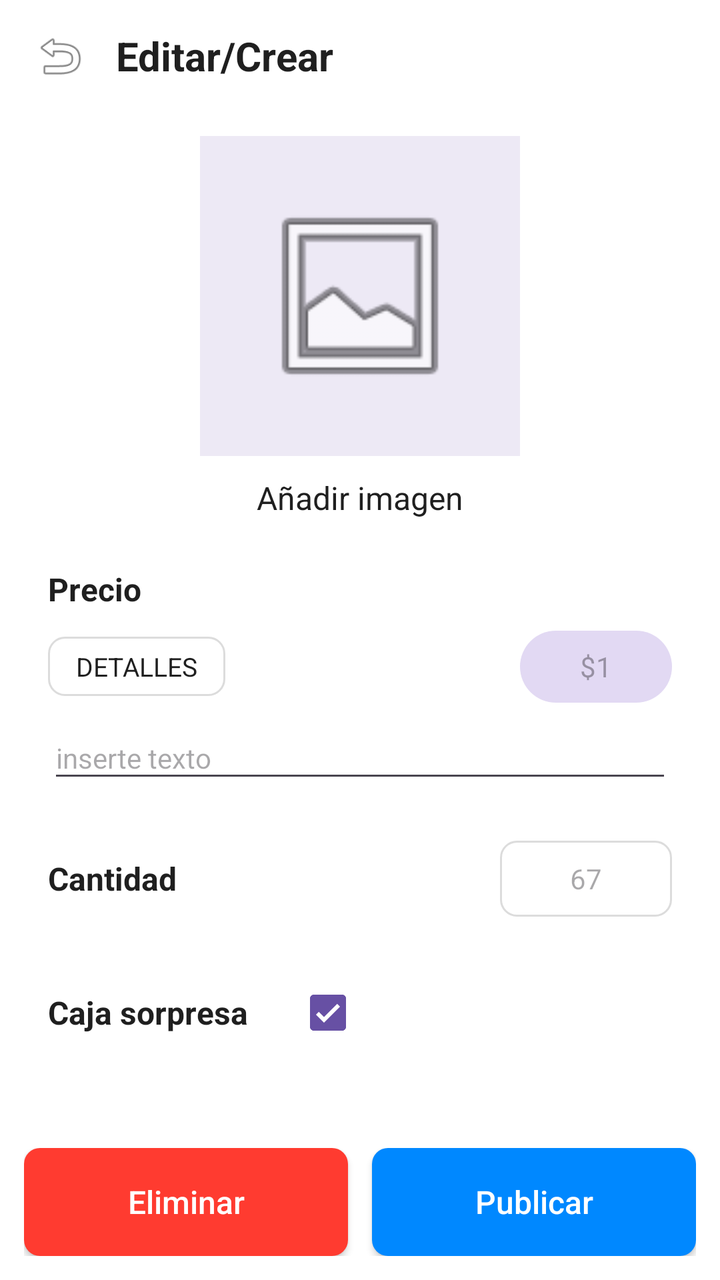
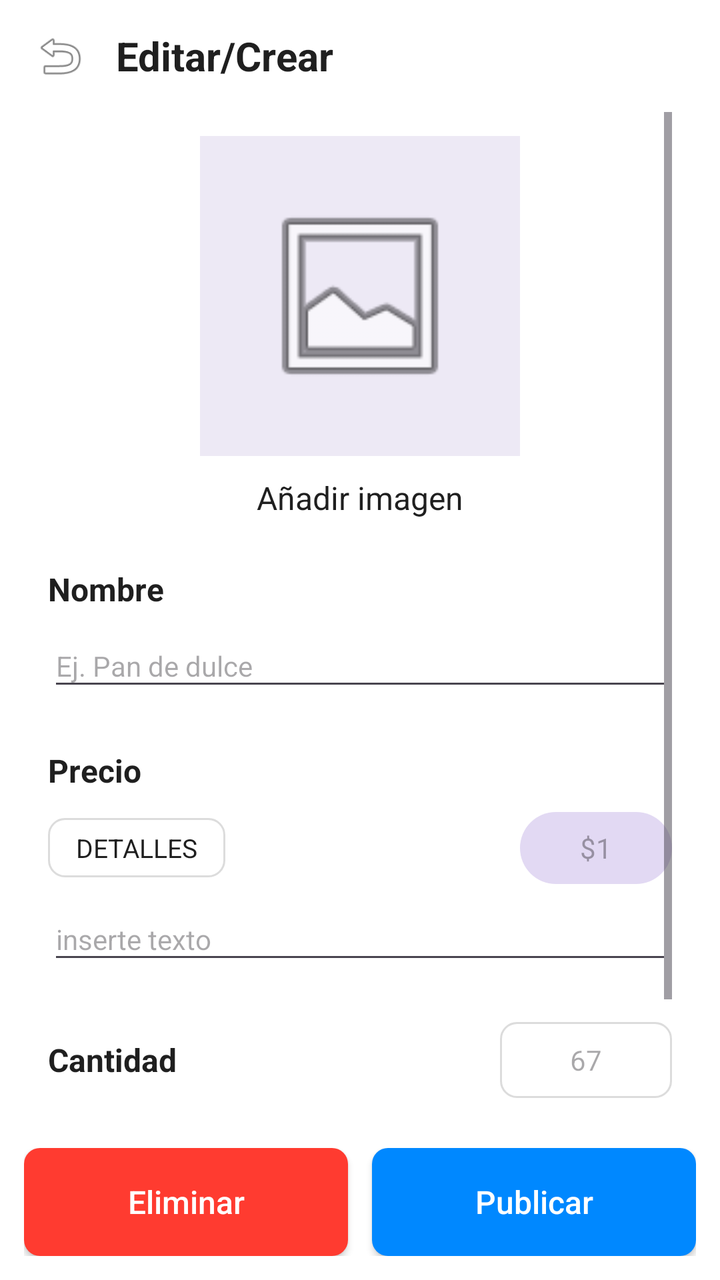

Screens rendered from an Android XML layout before and after an edit, with the pre-edit source and the edit as a unified diff.
<!-- AndroidManifest.xml: application theme Theme.Material3.DayNight.NoActionBar -->
<!-- res/layout/activity_main13.xml -->
<?xml version="1.0" encoding="utf-8"?>
<androidx.constraintlayout.widget.ConstraintLayout xmlns:android="http://schemas.android.com/apk/res/android"
    xmlns:app="http://schemas.android.com/apk/res-auto"
    android:layout_width="match_parent"
    android:layout_height="match_parent"
    android:background="@color/blanco">

    <LinearLayout
        android:id="@+id/topBar"
        android:layout_width="match_parent"
        android:layout_height="56dp"
        android:gravity="center_vertical"
        android:orientation="horizontal"
        android:paddingHorizontal="16dp"
        app:layout_constraintTop_toTopOf="parent">

        <ImageView
            android:id="@+id/btnBack"
            android:layout_width="28dp"
            android:layout_height="28dp"
            android:src="@android:drawable/ic_menu_revert" />

        <TextView
            android:layout_width="wrap_content"
            android:layout_height="wrap_content"
            android:layout_marginStart="14dp"
            android:text="Editar/Crear"
            android:textColor="@color/texto_oscuro"
            android:textSize="20sp"
            android:textStyle="bold" />
    </LinearLayout>

    <ScrollView
        android:layout_width="match_parent"
        android:layout_height="0dp"
        android:paddingHorizontal="24dp"
        app:layout_constraintBottom_toTopOf="@id/botonesAccion"
        app:layout_constraintTop_toBottomOf="@id/topBar">

        <LinearLayout
            android:layout_width="match_parent"
            android:layout_height="wrap_content"
            android:orientation="vertical"
            android:paddingVertical="12dp">

            
            <ImageView
                android:id="@+id/imgSubirProducto"
                android:layout_width="160dp"
                android:layout_height="160dp"
                android:layout_gravity="center"
                android:background="#EDE9F5"
                android:padding="28dp"
                android:src="@android:drawable/ic_menu_gallery" />

            <TextView
                android:id="@+id/tvAnadirImagen"
                android:layout_width="wrap_content"
                android:layout_height="wrap_content"
                android:layout_gravity="center"
                android:layout_marginTop="10dp"
                android:text="Añadir imagen"
                android:textColor="@color/texto_oscuro"
                android:textSize="16sp" />

            
            <TextView
                android:layout_width="wrap_content"
                android:layout_height="wrap_content"
                android:layout_marginTop="24dp"
                android:text="Precio"
                android:textColor="@color/texto_oscuro"
                android:textSize="16sp"
                android:textStyle="bold" />

            <LinearLayout
                android:layout_width="match_parent"
                android:layout_height="wrap_content"
                android:layout_marginTop="10dp"
                android:gravity="center_vertical"
                android:orientation="horizontal">

                <TextView
                    android:layout_width="wrap_content"
                    android:layout_height="wrap_content"
                    android:background="@drawable/bg_input"
                    android:paddingHorizontal="14dp"
                    android:paddingVertical="6dp"
                    android:text="DETALLES"
                    android:textColor="@color/texto_oscuro"
                    android:textSize="13sp" />

                <View
                    android:layout_width="0dp"
                    android:layout_height="1dp"
                    android:layout_weight="1" />

                <EditText
                    android:id="@+id/etPrecioProducto"
                    android:layout_width="76dp"
                    android:layout_height="36dp"
                    android:background="@drawable/bg_buscador"
                    android:backgroundTint="#E2D9F3"
                    android:gravity="center"
                    android:hint="$1"
                    android:inputType="numberDecimal"
                    android:textColor="@color/texto_oscuro"
                    android:textSize="14sp" />
            </LinearLayout>

            <EditText
                android:id="@+id/etDetallesProducto"
                android:layout_width="match_parent"
                android:layout_height="wrap_content"
                android:layout_marginTop="10dp"
                android:hint="inserte texto"
                android:paddingVertical="8dp"
                android:textSize="14sp" />

            
            <LinearLayout
                android:layout_width="match_parent"
                android:layout_height="wrap_content"
                android:layout_marginTop="24dp"
                android:gravity="center_vertical"
                android:orientation="horizontal">

                <TextView
                    android:layout_width="0dp"
                    android:layout_height="wrap_content"
                    android:layout_weight="1"
                    android:text="Cantidad"
                    android:textColor="@color/texto_oscuro"
                    android:textSize="16sp"
                    android:textStyle="bold" />

                <EditText
                    android:id="@+id/etCantidad"
                    android:layout_width="86dp"
                    android:layout_height="38dp"
                    android:background="@drawable/bg_input"
                    android:gravity="center"
                    android:hint="67"
                    android:inputType="number"
                    android:textSize="14sp" />
            </LinearLayout>

            
            <LinearLayout
                android:layout_width="match_parent"
                android:layout_height="wrap_content"
                android:layout_marginTop="24dp"
                android:gravity="center_vertical"
                android:orientation="horizontal">

                <TextView
                    android:layout_width="wrap_content"
                    android:layout_height="wrap_content"
                    android:text="Caja sorpresa"
                    android:textColor="@color/texto_oscuro"
                    android:textSize="16sp"
                    android:textStyle="bold" />

                <CheckBox
                    android:id="@+id/cbCajaSorpresa"
                    android:layout_width="wrap_content"
                    android:layout_height="wrap_content"
                    android:layout_marginStart="16dp"
                    android:checked="true" />
            </LinearLayout>

        </LinearLayout>
    </ScrollView>

    
    <LinearLayout
        android:id="@+id/botonesAccion"
        android:layout_width="match_parent"
        android:layout_height="wrap_content"
        android:orientation="horizontal"
        android:padding="12dp"
        android:weightSum="2"
        app:layout_constraintBottom_toBottomOf="parent">

        <androidx.appcompat.widget.AppCompatButton
            android:id="@+id/btnEliminar"
            android:layout_width="0dp"
            android:layout_height="54dp"
            android:layout_marginEnd="6dp"
            android:layout_weight="1"
            android:background="@drawable/bg_boton_naranja"
            android:backgroundTint="#FF3B30"
            android:text="Eliminar"
            android:textAllCaps="false"
            android:textColor="@color/blanco"
            android:textSize="16sp" />

        <androidx.appcompat.widget.AppCompatButton
            android:id="@+id/btnPublicar"
            android:layout_width="0dp"
            android:layout_height="54dp"
            android:layout_marginStart="6dp"
            android:layout_weight="1"
            android:background="@drawable/bg_boton_naranja"
            android:backgroundTint="#0088FF"
            android:text="Publicar"
            android:textAllCaps="false"
            android:textColor="@color/blanco"
            android:textSize="16sp" />
    </LinearLayout>

</androidx.constraintlayout.widget.ConstraintLayout>
<!-- resources referenced by this layout -->
<resources>
  <color name="blanco">#FFFFFF</color>
  <color name="texto_oscuro">#1F1F1F</color>
  <!-- drawable bg_boton_naranja (drawable) -->
  <shape xmlns:android="http://schemas.android.com/apk/res/android">
      <solid android:color="@color/naranja_primario"/>
      <corners android:radius="8dp"/>
  </shape>
  <!-- drawable bg_buscador (drawable) -->
  <shape xmlns:android="http://schemas.android.com/apk/res/android">
      <solid android:color="@color/gris_fondo"/>
      <corners android:radius="24dp"/>
  </shape>
  <!-- drawable bg_input (drawable) -->
  <shape xmlns:android="http://schemas.android.com/apk/res/android">
      <solid android:color="@color/blanco"/>
      <stroke android:width="1dp" android:color="@color/gris_borde"/>
      <corners android:radius="8dp"/>
  </shape>
  <color name="naranja_primario">#C84B28</color>
  <color name="gris_fondo">#ECECEC</color>
  <color name="gris_borde">#DCDCDC</color>
</resources>

<!-- the commit's change to res/layout/activity_main13.xml (unified diff, before → after) -->
@@ -62,6 +62,26 @@
                 android:text="Añadir imagen"
                 android:textColor="@color/texto_oscuro"
                 android:textSize="16sp" />
+
+            
+            <TextView
+                android:layout_width="wrap_content"
+                android:layout_height="wrap_content"
+                android:layout_marginTop="24dp"
+                android:text="Nombre"
+                android:textColor="@color/texto_oscuro"
+                android:textSize="16sp"
+                android:textStyle="bold" />
+
+            <EditText
+                android:id="@+id/etNombreProducto"
+                android:layout_width="match_parent"
+                android:layout_height="wrap_content"
+                android:layout_marginTop="10dp"
+                android:hint="Ej. Pan de dulce"
+                android:inputType="textCapSentences"
+                android:paddingVertical="8dp"
+                android:textSize="14sp" />
 
             
             <TextView
